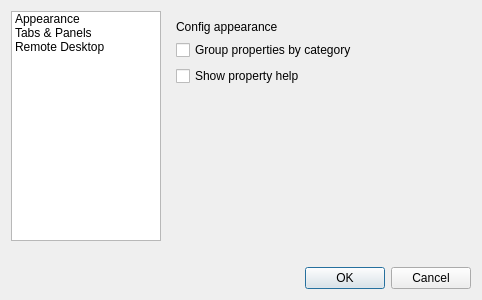
The window that app/ui/OptionsDialog.ui (Crayjones/CMRemote) describes before a commit, drawn with Qt 5.
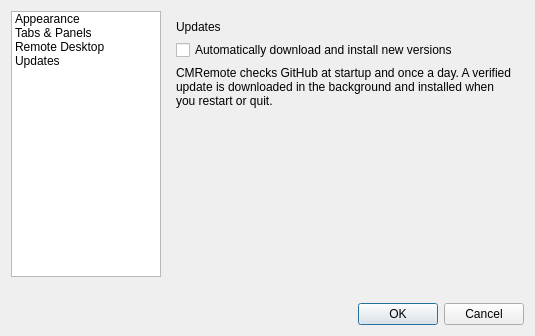
The same window after the commit. The open tabs and pages were chosen to show the change.

The edit to the form file:
```diff
--- a/app/ui/OptionsDialog.ui
+++ b/app/ui/OptionsDialog.ui
@@ -11,6 +11,7 @@
      <item><property name="text"><string>Appearance</string></property></item>
      <item><property name="text"><string>Tabs &amp; Panels</string></property></item>
      <item><property name="text"><string>Remote Desktop</string></property></item>
+     <item><property name="text"><string>Updates</string></property></item>
     </widget></item>
     <item><widget class="QStackedWidget" name="pages">
      <widget class="QWidget" name="appearancePage"><layout class="QVBoxLayout" name="appearanceLayout">
@@ -23,6 +24,7 @@
       <item><widget class="QLabel" name="panelsTitle"><property name="text"><string>Toolbars</string></property></widget></item>
       <item><widget class="QCheckBox" name="quickConnect"><property name="text"><string>Show Quick Connect toolbar</string></property></widget></item>
       <item><widget class="QCheckBox" name="lockToolbars"><property name="text"><string>Lock toolbar positions</string></property></widget></item>
+      <item><widget class="QCheckBox" name="showPanels"><property name="text"><string>Show connection panel tabs (View → Panel Tabs)</string></property></widget></item>
       <item><spacer name="panelsSpace"><property name="orientation"><enum>Qt::Vertical</enum></property><property name="sizeHint"><size><width>20</width><height>40</height></size></property></spacer></item>
      </layout></widget>
      <widget class="QWidget" name="rdpPage"><layout class="QVBoxLayout" name="rdpLayout">
@@ -31,8 +33,17 @@
       <item><widget class="QLabel" name="openh264Credit"><property name="text"><string>OpenH264 Video Codec provided by Cisco Systems, Inc.</string></property><property name="wordWrap"><bool>true</bool></property></widget></item>
       <item><widget class="QLabel" name="openh264Status"><property name="text"><string/></property><property name="wordWrap"><bool>true</bool></property><property name="textFormat"><enum>Qt::PlainText</enum></property></widget></item>
       <item><widget class="QLabel" name="openh264Help"><property name="text"><string>H.264 makes video and animation smoother on slow connections. When it is off, remote desktops use other graphics formats.</string></property><property name="wordWrap"><bool>true</bool></property></widget></item>
+      <item><widget class="QLabel" name="keyboardTitle"><property name="text"><string>Keyboard</string></property></widget></item>
+      <item><widget class="QCheckBox" name="commandAsControl"><property name="text"><string>Command key sends Control (Control key sends Windows)</string></property></widget></item>
+      <item><widget class="QLabel" name="commandAsControlHelp"><property name="text"><string>Applies to RDP and VNC desktops. When off, Control sends Control and Command sends the Windows/Super key.</string></property><property name="wordWrap"><bool>true</bool></property></widget></item>
       <item><spacer name="rdpSpace"><property name="orientation"><enum>Qt::Vertical</enum></property><property name="sizeHint"><size><width>20</width><height>40</height></size></property></spacer></item>
      </layout></widget>
+     <widget class="QWidget" name="updatesPage"><layout class="QVBoxLayout" name="updatesLayout">
+      <item><widget class="QLabel" name="updatesTitle"><property name="text"><string>Updates</string></property></widget></item>
+      <item><widget class="QCheckBox" name="autoUpdate"><property name="text"><string>Automatically download and install new versions</string></property></widget></item>
+      <item><widget class="QLabel" name="autoUpdateHelp"><property name="text"><string>CMRemote checks GitHub at startup and once a day. A verified update is downloaded in the background and installed when you restart or quit.</string></property><property name="wordWrap"><bool>true</bool></property></widget></item>
+      <item><spacer name="updatesSpace"><property name="orientation"><enum>Qt::Vertical</enum></property><property name="sizeHint"><size><width>20</width><height>40</height></size></property></spacer></item>
+     </layout></widget>
     </widget></item>
    </layout></item>
    <item><widget class="QLabel" name="error"><property name="text"><string/></property><property name="wordWrap"><bool>true</bool></property><property name="textFormat"><enum>Qt::PlainText</enum></property></widget></item>
```
